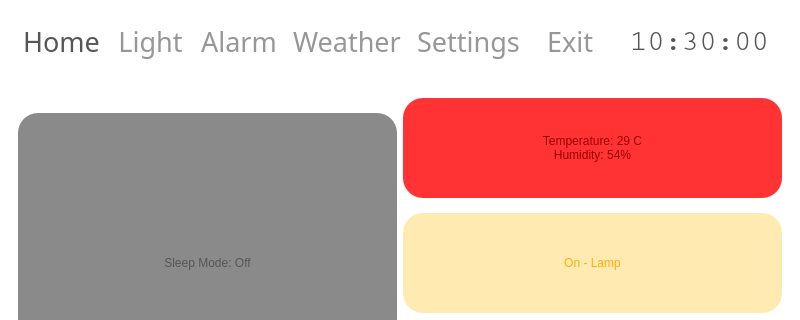
The window that TableUi.ui (HarrisonPlume/BedsideTable) describes before a commit, drawn with Qt 5; both pictures show x 0 to 800 and y 0 to 320 of the 800 by 480 pixel window.
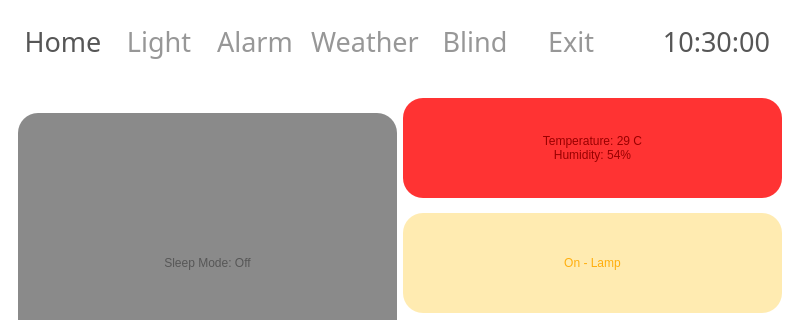
The same window after the commit.

Commit message: Added Blind Functionality

Patch:
```diff
--- a/TableUi.ui
+++ b/TableUi.ui
@@ -190,7 +190,7 @@
           <string notr="true">border-style: solid;border-width: 0px;border-radius:0;background-color: #FFFFFF; padding:5px; color:#979797;font: 20pt &quot;Assistant&quot;;</string>
          </property>
          <property name="text">
-          <string>Settings</string>
+          <string>Blind</string>
          </property>
         </widget>
        </item>
@@ -235,8 +235,8 @@
          </property>
          <property name="font">
           <font>
-           <family>Courier</family>
-           <pointsize>22</pointsize>
+           <family>Assistant</family>
+           <pointsize>20</pointsize>
            <weight>50</weight>
            <italic>false</italic>
            <bold>false</bold>
```
Left out of the diff: 6 changed lines with no effect on the pictures. The commit also changes 8 other files.
